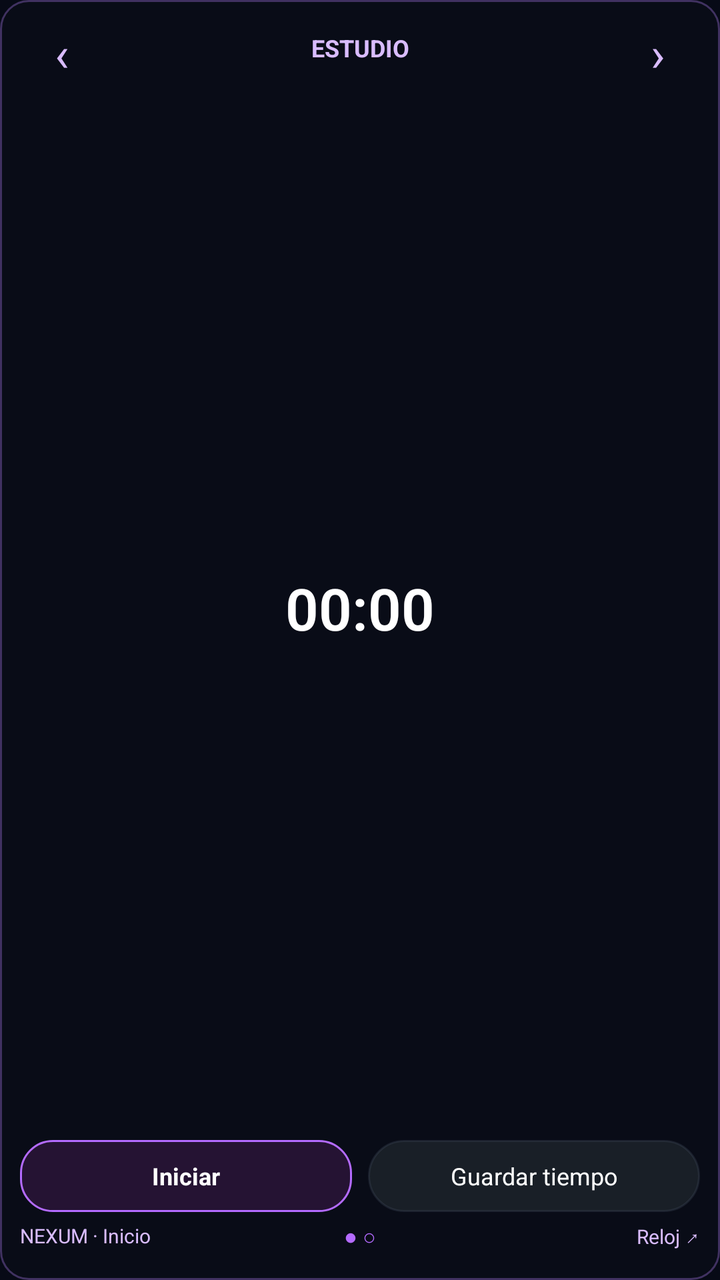
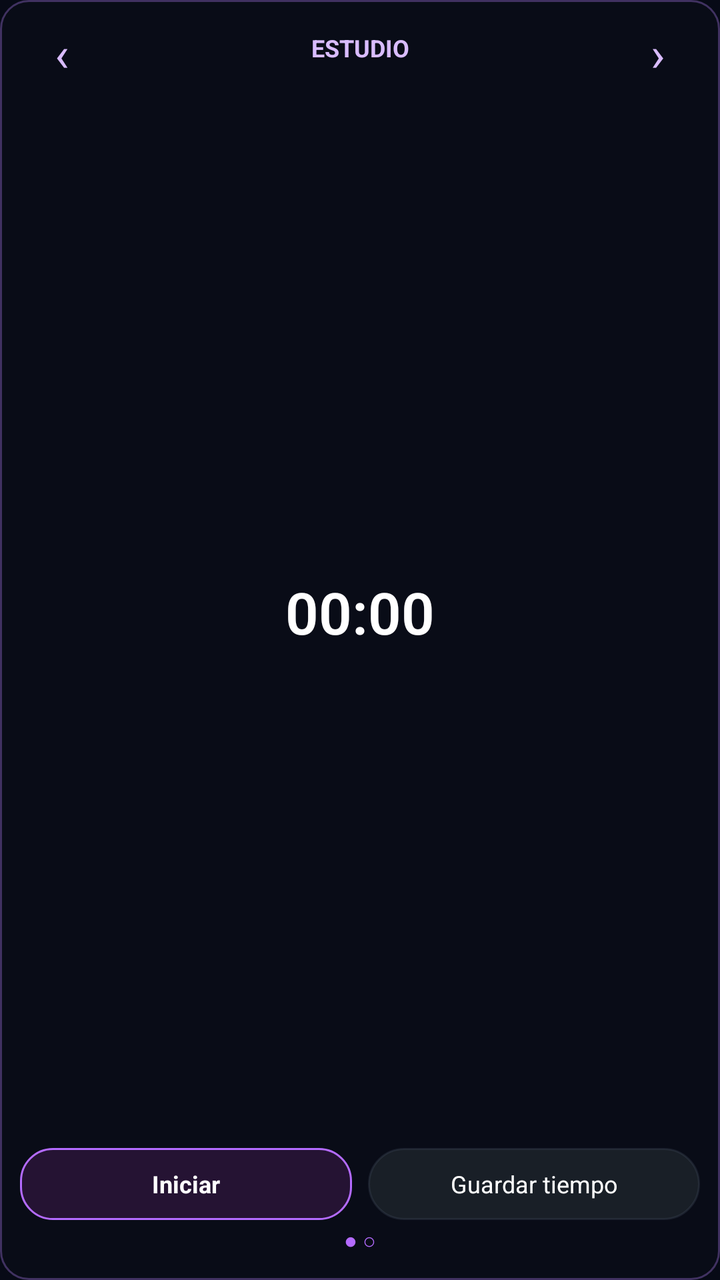

Before-and-after screenshots of an Android layout around one commit, followed by the original layout XML and the change that was made.
<!-- AndroidManifest.xml: application theme Theme.Testario -->
<!-- res/layout/widget_nexum_study_clock.xml -->
<?xml version="1.0" encoding="utf-8"?>
<LinearLayout xmlns:android="http://schemas.android.com/apk/res/android"
    android:layout_width="match_parent"
    android:layout_height="match_parent"
    android:background="@drawable/widget_nexum_quick_compact_background"
    android:padding="10dp"
    android:orientation="vertical">
    <LinearLayout
        android:layout_width="match_parent"
        android:layout_height="28dp"
        android:gravity="center_vertical"
        android:orientation="horizontal">
        <TextView
            android:id="@+id/studyWidgetSwitchLeft"
            android:layout_width="42dp"
            android:layout_height="match_parent"
            android:gravity="center"
            android:text="‹"
            android:textColor="#D9BCFF"
            android:textSize="24sp"
            android:contentDescription="Vista anterior" />
        <TextView
            android:id="@+id/studyWidgetTitle"
            android:layout_width="0dp"
            android:layout_height="wrap_content"
            android:layout_weight="1"
            android:text="ESTUDIO"
            android:textStyle="bold"
            android:gravity="center"
            android:textSize="12sp"
            android:textColor="#D9BCFF" />
        <TextView
            android:id="@+id/studyWidgetSwitchRight"
            android:layout_width="42dp"
            android:layout_height="match_parent"
            android:gravity="center"
            android:text="›"
            android:textColor="#D9BCFF"
            android:textSize="24sp"
            android:contentDescription="Vista siguiente" />
    </LinearLayout>
    <LinearLayout
        android:id="@+id/studyWidgetStudyPane"
        android:layout_width="match_parent"
        android:layout_height="0dp"
        android:layout_weight="1"
        android:orientation="vertical"
        android:gravity="center">
        <Chronometer
            android:id="@+id/studyWidgetStudyClock"
            android:layout_width="match_parent"
            android:layout_height="0dp"
            android:layout_weight="1"
            android:gravity="center"
            android:textSize="29sp"
            android:textStyle="bold"
            android:fontFamily="sans-serif-light"
            android:textColor="#FFFFFF" />
        <LinearLayout
            android:layout_width="match_parent"
            android:layout_height="36dp"
            android:orientation="horizontal">
            <TextView
                android:id="@+id/studyWidgetStudyButton"
                android:layout_width="0dp"
                android:layout_height="match_parent"
                android:layout_weight="1"
                android:background="@drawable/widget_nexum_quick_button"
                android:gravity="center"
                android:text="Iniciar"
                android:textSize="12sp"
                android:textStyle="bold"
                android:textColor="#FFFFFF" />
            <TextView
                android:id="@+id/studyWidgetSave"
                android:layout_width="0dp"
                android:layout_height="match_parent"
                android:layout_marginStart="8dp"
                android:layout_weight="1"
                android:background="@drawable/widget_today_section_dark"
                android:gravity="center"
                android:text="Guardar tiempo"
                android:textSize="12sp"
                android:textColor="#FFFFFF"/>
        </LinearLayout>
    </LinearLayout>
    <LinearLayout
        android:id="@+id/studyWidgetPomodoroPane"
        android:layout_width="match_parent"
        android:layout_height="0dp"
        android:layout_weight="1"
        android:orientation="vertical"
        android:gravity="center"
        android:visibility="gone">
        <Chronometer
            android:id="@+id/studyWidgetPomodoroClock"
            android:layout_width="match_parent"
            android:layout_height="0dp"
            android:layout_weight="1"
            android:gravity="center"
            android:textSize="29sp"
            android:textStyle="bold"
            android:textColor="#FFFFFF" />
        <TextView
            android:id="@+id/studyWidgetPomodoroMeta"
            android:layout_width="match_parent"
            android:layout_height="20dp"
            android:gravity="center"
            android:textSize="10sp"
            android:textColor="#D9BCFF"
            android:text="25 min · no suma estudio" />
        <LinearLayout
            android:layout_width="match_parent"
            android:layout_height="36dp"
            android:orientation="horizontal">
            <TextView
                android:id="@+id/studyWidgetPomodoroButton"
                android:layout_width="0dp"
                android:layout_height="match_parent"
                android:layout_weight="1"
                android:background="@drawable/widget_nexum_quick_button"
                android:gravity="center"
                android:text="Iniciar"
                android:textStyle="bold"
                android:textSize="12sp"
                android:textColor="#FFFFFF" />
            <TextView
                android:id="@+id/studyWidgetPomodoroReset"
                android:layout_width="0dp"
                android:layout_height="match_parent"
                android:layout_marginStart="8dp"
                android:layout_weight="1"
                android:background="@drawable/widget_today_section_dark"
                android:gravity="center"
                android:text="Reiniciar"
                android:textSize="12sp"
                android:textColor="#FFFFFF" />
        </LinearLayout>
    </LinearLayout>
    <LinearLayout
        android:layout_width="match_parent"
        android:layout_height="24dp"
        android:gravity="center_vertical"
        android:orientation="horizontal">
        <TextView
            android:id="@+id/studyWidgetHome"
            android:layout_width="0dp"
            android:layout_height="match_parent"
            android:layout_weight="1"
            android:gravity="center_vertical"
            android:textColor="#D9BCFF"
            android:text="NEXUM · Inicio"
            android:textSize="10sp" />
        <TextView
            android:id="@+id/studyWidgetPageIndicator"
            android:layout_width="wrap_content"
            android:layout_height="match_parent"
            android:gravity="center"
            android:text="● ○"
            android:textColor="#B46BFF"
            android:textSize="11sp" />
        <TextView
            android:id="@+id/studyWidgetOpen"
            android:layout_width="0dp"
            android:layout_height="match_parent"
            android:layout_weight="1"
            android:gravity="center_vertical|right"
            android:text="Reloj ↗"
            android:textColor="#D9BCFF"
            android:textSize="10sp" />
    </LinearLayout>
</LinearLayout>
<!-- resources referenced by this layout -->
<resources>
  <!-- drawable widget_nexum_quick_button (drawable) -->
  <?xml version="1.0" encoding="utf-8"?>
  <shape xmlns:android="http://schemas.android.com/apk/res/android">
      <solid android:color="#251333"/>
      <stroke android:width="1dp" android:color="#B46BFF"/>
      <corners android:radius="16dp"/>
  </shape>
  <!-- drawable widget_nexum_quick_compact_background (drawable) -->
  <?xml version="1.0" encoding="utf-8"?>
  <shape xmlns:android="http://schemas.android.com/apk/res/android">
      <solid android:color="#EE0A0C18" />
      <stroke android:width="1dp" android:color="#8C70529F" />
      <corners android:radius="14dp" />
  </shape>
  <!-- drawable widget_today_section_dark (drawable) -->
  <?xml version="1.0" encoding="utf-8"?>
  <shape xmlns:android="http://schemas.android.com/apk/res/android">
      <solid android:color="#E61B222A" />
      <stroke
          android:width="1dp"
          android:color="#40505E70" />
      <corners android:radius="18dp" />
  </shape>
  <style name="Theme.Testario" parent="android:style/Theme.Material.Light.NoActionBar">
          <item name="android:windowBackground">#070A16</item>
          <item name="android:statusBarColor">#070A16</item>
          <item name="android:navigationBarColor">#070A16</item>
          <item name="android:windowLightStatusBar">false</item>
      </style>
</resources>

<!-- the commit's change to res/layout/widget_nexum_study_clock.xml (unified diff, before → after) -->
@@ -1,5 +1,6 @@
 <?xml version="1.0" encoding="utf-8"?>
 <LinearLayout xmlns:android="http://schemas.android.com/apk/res/android"
+    android:id="@+id/studyWidgetClockRoot"
     android:layout_width="match_parent"
     android:layout_height="match_parent"
     android:background="@drawable/widget_nexum_quick_compact_background"
@@ -137,36 +138,12 @@
                 android:textColor="#FFFFFF" />
         </LinearLayout>
     </LinearLayout>
-    <LinearLayout
+    <TextView
+        android:id="@+id/studyWidgetPageIndicator"
         android:layout_width="match_parent"
-        android:layout_height="24dp"
-        android:gravity="center_vertical"
-        android:orientation="horizontal">
-        <TextView
-            android:id="@+id/studyWidgetHome"
-            android:layout_width="0dp"
-            android:layout_height="match_parent"
-            android:layout_weight="1"
-            android:gravity="center_vertical"
-            android:textColor="#D9BCFF"
-            android:text="NEXUM · Inicio"
-            android:textSize="10sp" />
-        <TextView
-            android:id="@+id/studyWidgetPageIndicator"
-            android:layout_width="wrap_content"
-            android:layout_height="match_parent"
-            android:gravity="center"
-            android:text="● ○"
-            android:textColor="#B46BFF"
-            android:textSize="11sp" />
-        <TextView
-            android:id="@+id/studyWidgetOpen"
-            android:layout_width="0dp"
-            android:layout_height="match_parent"
-            android:layout_weight="1"
-            android:gravity="center_vertical|right"
-            android:text="Reloj ↗"
-            android:textColor="#D9BCFF"
-            android:textSize="10sp" />
-    </LinearLayout>
+        android:layout_height="20dp"
+        android:gravity="center"
+        android:text="● ○"
+        android:textColor="#B46BFF"
+        android:textSize="11sp" />
 </LinearLayout>
